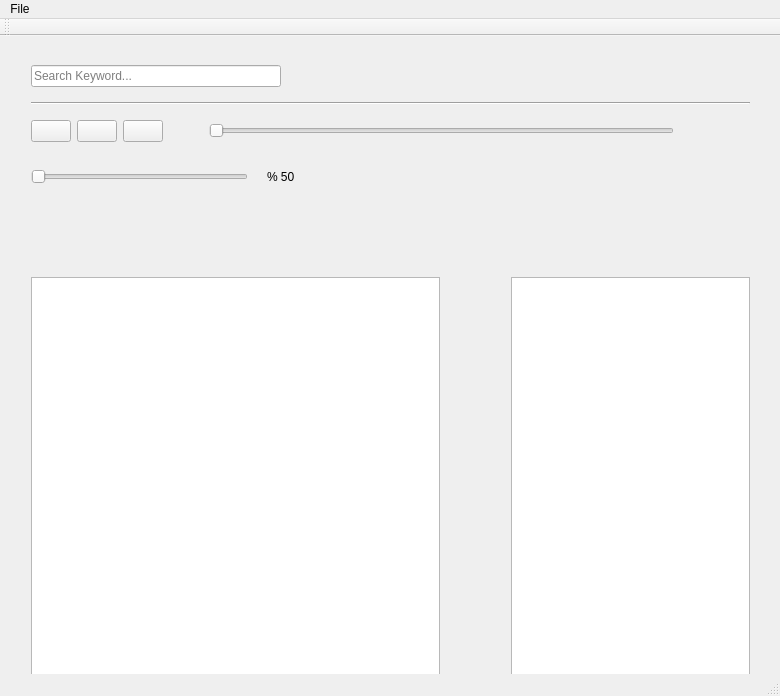
First picture: the form in mainwindow.ui, repository cagdasc/CacaTube, before the edit.
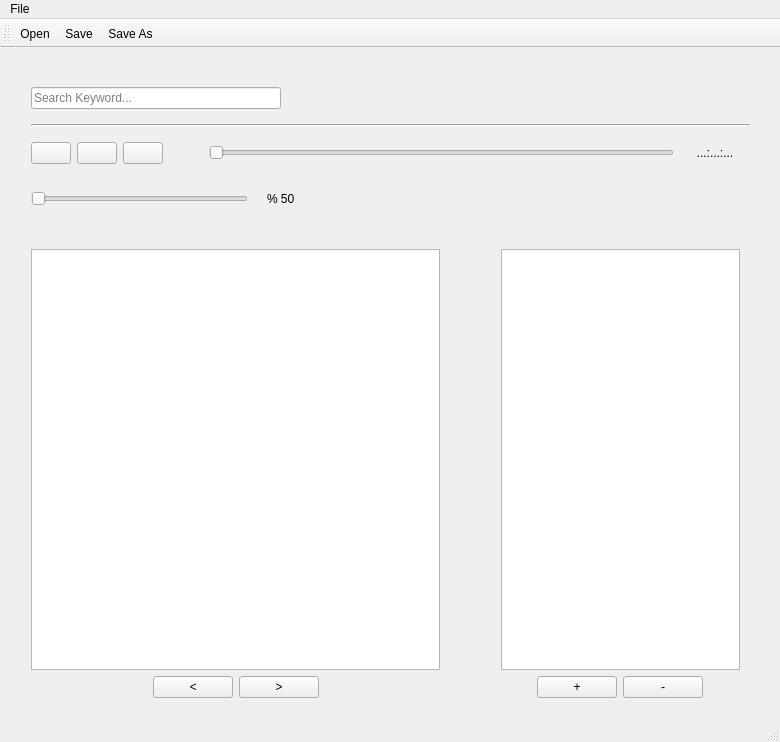
Second picture: the form after the edit. Icons and pictures are not drawn.

```diff
--- a/mainwindow.ui
+++ b/mainwindow.ui
@@ -7,7 +7,7 @@
     <x>0</x>
     <y>0</y>
     <width>780</width>
-    <height>696</height>
+    <height>742</height>
    </rect>
   </property>
   <property name="minimumSize">
@@ -19,7 +19,7 @@
   <property name="maximumSize">
    <size>
     <width>790</width>
-    <height>900</height>
+    <height>742</height>
    </size>
   </property>
   <property name="windowTitle">
@@ -39,7 +39,7 @@
     <property name="geometry">
      <rect>
       <x>20</x>
-      <y>10</y>
+      <y>20</y>
       <width>741</width>
       <height>161</height>
      </rect>
@@ -231,7 +231,7 @@
           </size>
          </property>
          <property name="text">
-          <string/>
+          <string>...:...:...</string>
          </property>
          <property name="alignment">
           <set>Qt::AlignCenter</set>
@@ -330,7 +330,7 @@
     <property name="geometry">
      <rect>
       <x>20</x>
-      <y>230</y>
+      <y>190</y>
       <width>431</width>
       <height>471</height>
      </rect>
@@ -407,8 +407,8 @@
    <widget class="QWidget" name="verticalLayoutWidget_3">
     <property name="geometry">
      <rect>
-      <x>500</x>
-      <y>230</y>
+      <x>490</x>
+      <y>190</y>
       <width>261</width>
       <height>471</height>
      </rect>
@@ -507,8 +507,11 @@
     <enum>TopToolBarArea</enum>
    </attribute>
    <attribute name="toolBarBreak">
-    <bool>false</bool>
+    <bool>true</bool>
    </attribute>
+   <addaction name="tool_open"/>
+   <addaction name="tool_save"/>
+   <addaction name="tool_saveas"/>
   </widget>
   <action name="file_open">
    <property name="text">
@@ -525,6 +528,42 @@
     <string>About</string>
    </property>
   </action>
+  <action name="tool_open">
+   <property name="icon">
+    <iconset resource="res.qrc">
+     <normaloff>:/res/res/open_file_icon.png</normaloff>:/res/res/open_file_icon.png</iconset>
+   </property>
+   <property name="text">
+    <string>Open</string>
+   </property>
+   <property name="toolTip">
+    <string>Open</string>
+   </property>
+  </action>
+  <action name="tool_save">
+   <property name="icon">
+    <iconset resource="res.qrc">
+     <normaloff>:/res/res/save_file.png</normaloff>:/res/res/save_file.png</iconset>
+   </property>
+   <property name="text">
+    <string>Save</string>
+   </property>
+   <property name="toolTip">
+    <string>Save</string>
+   </property>
+  </action>
+  <action name="tool_saveas">
+   <property name="icon">
+    <iconset resource="res.qrc">
+     <normaloff>:/res/res/saveas_file.png</normaloff>:/res/res/saveas_file.png</iconset>
+   </property>
+   <property name="text">
+    <string>Save As</string>
+   </property>
+   <property name="toolTip">
+    <string>Save As</string>
+   </property>
+  </action>
  </widget>
  <layoutdefault spacing="6" margin="11"/>
  <resources>
```
Left out of the diff: 16 changed lines with no effect on the pictures.
